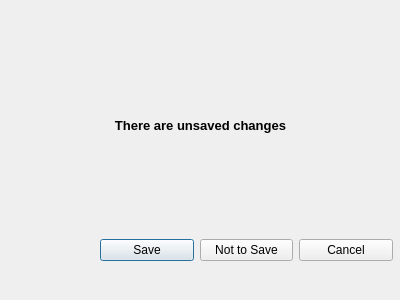
First picture: the form in dialogchecktosave.ui, repository CTouch/OOP, before the edit.
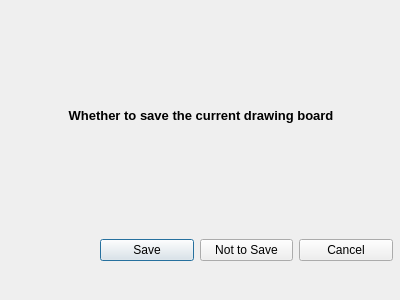
Second picture: the form after the edit.

Commit message: 简单版本的checksave，在所有情况下都进行询问是否保存当前drawing board

Diff of the .ui file:
```diff
--- a/dialogchecktosave.ui
+++ b/dialogchecktosave.ui
@@ -16,9 +16,9 @@
   <widget class="QWidget" name="verticalLayoutWidget">
    <property name="geometry">
     <rect>
-     <x>70</x>
-     <y>70</y>
-     <width>261</width>
+     <x>20</x>
+     <y>60</y>
+     <width>362</width>
      <height>111</height>
     </rect>
    </property>
@@ -26,7 +26,7 @@
     <item>
      <widget class="QLabel" name="label">
       <property name="text">
-       <string>&lt;html&gt;&lt;head/&gt;&lt;body&gt;&lt;p align=&quot;center&quot;&gt;&lt;span style=&quot; font-size:10pt; font-weight:600;&quot;&gt;There are unsaved changes&lt;/span&gt;&lt;/p&gt;&lt;/body&gt;&lt;/html&gt;</string>
+       <string>&lt;html&gt;&lt;head/&gt;&lt;body&gt;&lt;p align=&quot;center&quot;&gt;&lt;span style=&quot; font-size:10pt; font-weight:600;&quot;&gt;Whether to save the current drawing board&lt;/span&gt;&lt;/p&gt;&lt;/body&gt;&lt;/html&gt;</string>
       </property>
      </widget>
     </item>
```
The commit also changes 3 other files.
